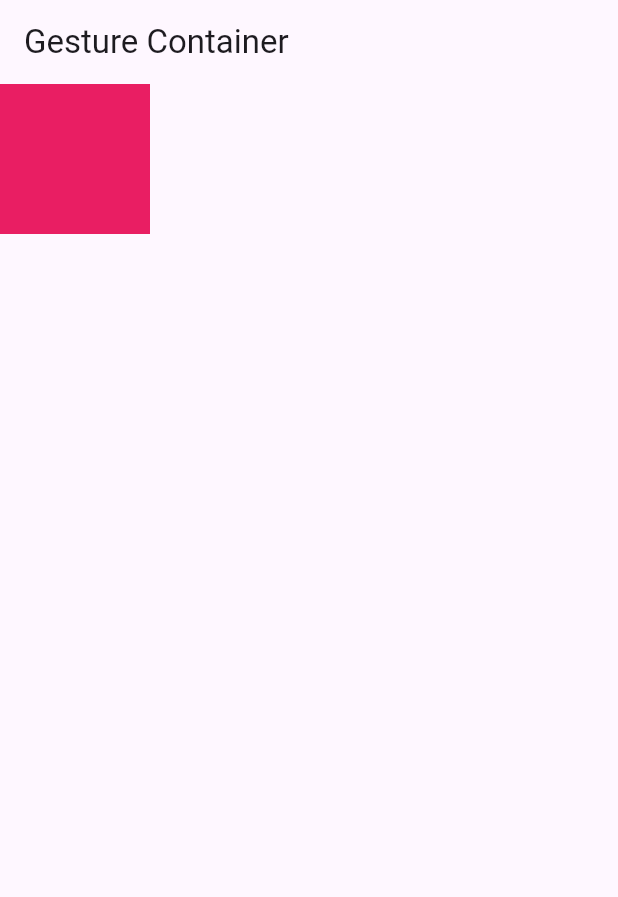
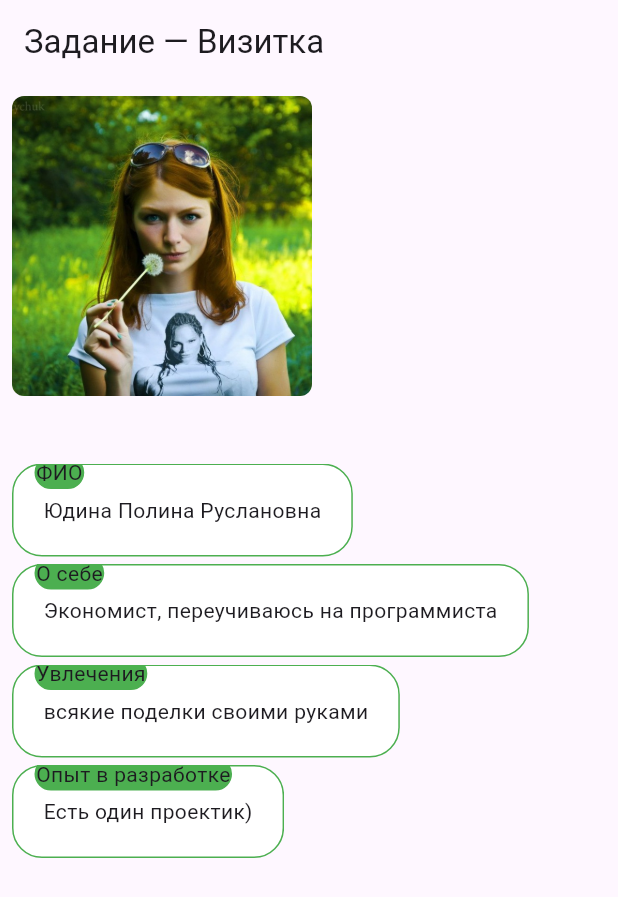
Before and after one commit to PolinaYudina1990/flutter-course-new, a Flutter app: the screen it shows after launch, on a phone screen of 412 x 824 dp. Shown: the top 897 px of the screen. Run offline on Flutter 3.47's test engine with Material 3 defaults, Android fonts, the phone set to English and light mode, and no system bars.

Commit message:
Задание — Визитка

```diff
--- a/flutter_app_course/lib/main.dart
+++ b/flutter_app_course/lib/main.dart
@@ -1,4 +1,5 @@
 import 'package:flutter/material.dart';
+import 'package:flutter_app_course/task-10/task-10.dart';
 import 'package:flutter_app_course/task-8/task_8.dart';
 import 'package:flutter_app_course/task-9/task_9.dart';
 
@@ -16,7 +17,8 @@ class MyApp extends StatelessWidget {
       theme: ThemeData(
         primarySwatch: Colors.blue,
       ),
-        home: const GestureContainer(title: 'Gesture Container')
+      home: const MyProfile(),
+      // const GestureContainer(title: 'Gesture Container')
       //const NewIncrement(title: 'Flutter Demo Home Page'),
     );
   }
--- /dev/null
+++ b/flutter_app_course/lib/task-10/task-10.dart
@@ -0,0 +1,188 @@
+import 'package:flutter/material.dart';
+import 'package:flutter/src/foundation/key.dart';
+import 'package:flutter/src/widgets/framework.dart';
+
+class MyProfile extends StatefulWidget {
+  const MyProfile({Key? key}) : super(key: key);
+
+  @override
+  State<MyProfile> createState() => _MyProfileState();
+}
+
+class _MyProfileState extends State<MyProfile> {
+  @override
+  Widget build(BuildContext context) {
+    return Scaffold(
+      appBar: AppBar(
+        title: const Text('Задание — Визитка'),
+      ),
+      body: Padding(
+        padding: const EdgeInsets.all(8.0),
+        child: Column(
+          crossAxisAlignment: CrossAxisAlignment.start,
+          children: [
+            ClipRRect(
+              borderRadius: BorderRadius.circular(8.0),
+              child: Image.asset(
+                'assets/images/profile.jpg',
+                height: 200,
+              ),
+            ),
+            const SizedBox(
+              height: 40,
+            ),
+            Padding(
+              padding: const EdgeInsets.only(top: 5.0),
+              child: Stack(children: [
+                Container(
+                  decoration: BoxDecoration(
+                    color: Colors.white,
+                    border: Border.all(
+                      color: Colors.green,
+                    ),
+                    borderRadius: const BorderRadius.all(
+                      Radius.circular(20),
+                    ),
+                  ),
+                  child: Container(
+                    padding: const EdgeInsets.only(
+                        top: 20, bottom: 20, right: 20, left: 20),
+                    child: const Text('Юдина Полина Руслановна'),
+                  ),
+                ),
+                Positioned(
+                  top: -5,
+                  left: 15,
+                  child: Container(
+                    decoration: BoxDecoration(
+                      color: Colors.green,
+                      border: Border.all(
+                        color: Colors.green,
+                      ),
+                      borderRadius: const BorderRadius.all(
+                        Radius.circular(20),
+                      ),
+                    ),
+                    child: const Text('ФИО'),
+                  ),
+                ),
+              ]),
+            ),
+            Padding(
+              padding: const EdgeInsets.only(top: 5.0),
+              child: Stack(children: [
+                Container(
+                  decoration: BoxDecoration(
+                    color: Colors.white,
+                    border: Border.all(
+                      color: Colors.green,
+                    ),
+                    borderRadius: const BorderRadius.all(
+                      Radius.circular(20),
+                    ),
+                  ),
+                  child: Container(
+                    padding: const EdgeInsets.only(
+                        top: 20, bottom: 20, right: 20, left: 20),
+                    child:
+                        const Text('Экономист, переучиваюсь на программиста'),
+                  ),
+                ),
+                Positioned(
+                  top: -5,
+                  left: 15,
+                  child: Container(
+                    decoration: BoxDecoration(
+                      color: Colors.green,
+                      border: Border.all(
+                        color: Colors.green,
+                      ),
+                      borderRadius: const BorderRadius.all(
+                        Radius.circular(20),
+                      ),
+                    ),
+                    child: const Text('О себе'),
+                  ),
+                ),
+              ]),
+            ),
+            Padding(
+              padding: const EdgeInsets.only(top: 5.0),
+              child: Stack(children: [
+                Container(
+                  decoration: BoxDecoration(
+                    color: Colors.white,
+                    border: Border.all(
+                      color: Colors.green,
+                    ),
+                    borderRadius: const BorderRadius.all(
+                      Radius.circular(20),
+                    ),
+                  ),
+                  child: Container(
+                    padding: const EdgeInsets.only(
+                        top: 20, bottom: 20, right: 20, left: 20),
+                    child: const Text('всякие поделки своими руками'),
+                  ),
+                ),
+                Positioned(
+                  top: -5,
+                  left: 15,
+                  child: Container(
+                    decoration: BoxDecoration(
+                      color: Colors.green,
+                      border: Border.all(
+                        color: Colors.green,
+                      ),
+                      borderRadius: const BorderRadius.all(
+                        Radius.circular(20),
+                      ),
+                    ),
+                    child: const Text('Увлечения'),
+                  ),
+                ),
+              ]),
+            ),
+            Padding(
+              padding: const EdgeInsets.only(top: 5.0),
+              child: Stack(children: [
+                Container(
+                  decoration: BoxDecoration(
+                    color: Colors.white,
+                    border: Border.all(
+                      color: Colors.green,
+                    ),
+                    borderRadius: const BorderRadius.all(
+                      Radius.circular(20),
+                    ),
+                  ),
+                  child: Container(
+                    padding: const EdgeInsets.only(
+                        top: 20, bottom: 20, right: 20, left: 20),
+                    child: const Text('Есть один проектик)'),
+                  ),
+                ),
+                Positioned(
+                  top: -5,
+                  left: 15,
+                  child: Container(
+                    decoration: BoxDecoration(
+                      color: Colors.green,
+                      border: Border.all(
+                        color: Colors.green,
+                      ),
+                      borderRadius: const BorderRadius.all(
+                        Radius.circular(20),
+                      ),
+                    ),
+                    child: const Text('Опыт в разработке'),
+                  ),
+                ),
+              ]),
+            ),
+          ],
+        ),
+      ),
+    );
+  }
+}
--- a/flutter_app_course/pubspec.yaml
+++ b/flutter_app_course/pubspec.yaml
@@ -58,9 +58,9 @@ flutter:
   uses-material-design: true
 
   # To add assets to your application, add an assets section, like this:
-  # assets:
-  #   - images/a_dot_burr.jpeg
-  #   - images/a_dot_ham.jpeg
+  assets:
+    - assets/images/
+
 
   # An image asset can refer to one or more resolution-specific "variants", see
   # https://flutter.dev/assets-and-images/#resolution-aware
```
Also changed, not shown: flutter_app_course/assets/images/profile.jpg (added), flutter_app_course/pubspec.lock, 2 other files. Lines whose indentation alone changed are shown as unchanged.
